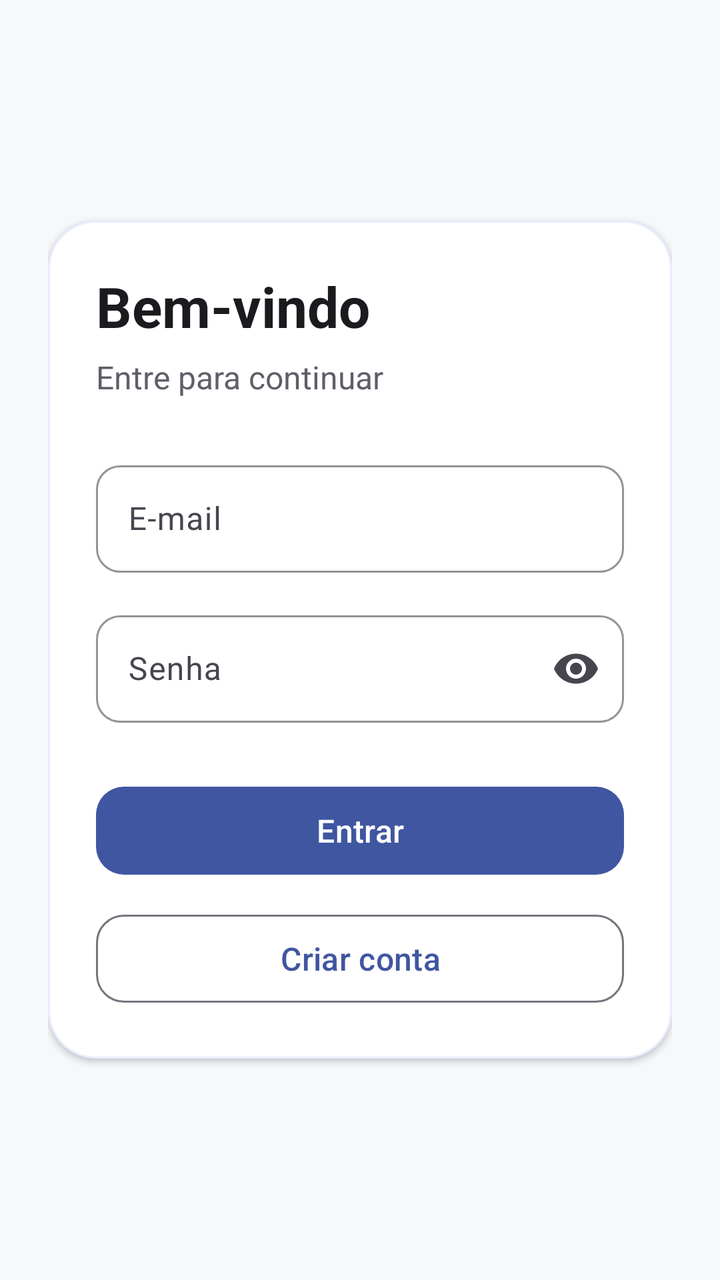
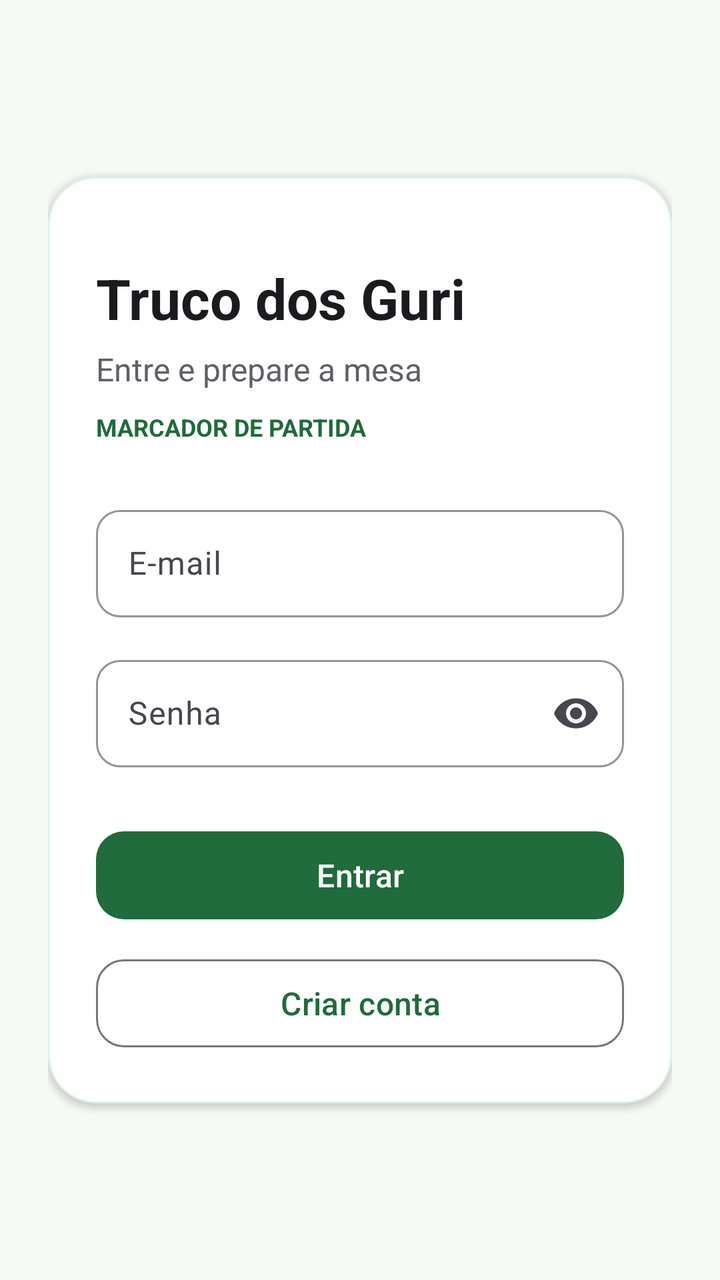

Compare the two renders of this Android layout. The source of the first and the diff that turns it into the second are given below.
<!-- AndroidManifest.xml: application theme Theme.MyApplication -->
<!-- res/layout/activity_main.xml -->
<?xml version="1.0" encoding="utf-8"?>
<ScrollView
    xmlns:android="http://schemas.android.com/apk/res/android"
    xmlns:app="http://schemas.android.com/apk/res-auto"
    android:layout_width="match_parent"
    android:layout_height="match_parent"
    android:background="@color/screen_background"
    android:fillViewport="true">

    <LinearLayout
        android:layout_width="match_parent"
        android:layout_height="match_parent"
        android:gravity="center"
        android:orientation="vertical"
        android:padding="24dp">

        <com.google.android.material.card.MaterialCardView
            android:layout_width="match_parent"
            android:layout_height="wrap_content"
            app:cardBackgroundColor="@color/white"
            app:cardCornerRadius="24dp"
            app:cardElevation="2dp"
            app:strokeColor="@color/primary_container"
            app:strokeWidth="1dp">

            <LinearLayout
                android:layout_width="match_parent"
                android:layout_height="wrap_content"
                android:orientation="vertical"
                android:padding="24dp">

                <TextView
                    android:layout_width="wrap_content"
                    android:layout_height="wrap_content"
                    android:text="Bem-vindo"
                    android:textColor="@color/text_primary"
                    android:textSize="28sp"
                    android:textStyle="bold" />

                <TextView
                    android:layout_width="wrap_content"
                    android:layout_height="wrap_content"
                    android:layout_marginTop="6dp"
                    android:text="Entre para continuar"
                    android:textColor="@color/text_secondary"
                    android:textSize="16sp" />

                <com.google.android.material.textfield.TextInputLayout
                    android:layout_width="match_parent"
                    android:layout_height="wrap_content"
                    android:layout_marginTop="28dp"
                    android:hint="E-mail"
                    app:boxBackgroundColor="@color/field_background"
                    app:boxCornerRadiusBottomEnd="12dp"
                    app:boxCornerRadiusBottomStart="12dp"
                    app:boxCornerRadiusTopEnd="12dp"
                    app:boxCornerRadiusTopStart="12dp"
                    app:boxStrokeColor="@color/primary"
                    app:boxStrokeWidth="1dp"
                    app:boxStrokeWidthFocused="2dp">

                    <com.google.android.material.textfield.TextInputEditText
                        android:id="@+id/email"
                        android:layout_width="match_parent"
                        android:layout_height="wrap_content"
                        android:inputType="textEmailAddress"
                        android:paddingVertical="16dp" />
                </com.google.android.material.textfield.TextInputLayout>

                <com.google.android.material.textfield.TextInputLayout
                    android:layout_width="match_parent"
                    android:layout_height="wrap_content"
                    android:layout_marginTop="16dp"
                    android:hint="Senha"
                    app:boxBackgroundColor="@color/field_background"
                    app:boxCornerRadiusBottomEnd="12dp"
                    app:boxCornerRadiusBottomStart="12dp"
                    app:boxCornerRadiusTopEnd="12dp"
                    app:boxCornerRadiusTopStart="12dp"
                    app:boxStrokeColor="@color/primary"
                    app:boxStrokeWidth="1dp"
                    app:boxStrokeWidthFocused="2dp"
                    app:endIconMode="password_toggle">

                    <com.google.android.material.textfield.TextInputEditText
                        android:id="@+id/password"
                        android:layout_width="match_parent"
                        android:layout_height="wrap_content"
                        android:inputType="textPassword"
                        android:paddingVertical="16dp" />
                </com.google.android.material.textfield.TextInputLayout>

                <com.google.android.material.button.MaterialButton
                    android:id="@+id/btnLogin"
                    android:layout_width="match_parent"
                    android:layout_height="52dp"
                    android:layout_marginTop="28dp"
                    android:text="Entrar"
                    android:textAllCaps="false"
                    android:textSize="16sp"
                    app:cornerRadius="14dp" />

                <com.google.android.material.button.MaterialButton
                    android:id="@+id/btnSignup"
                    style="@style/Widget.Material3.Button.OutlinedButton"
                    android:layout_width="match_parent"
                    android:layout_height="52dp"
                    android:layout_marginTop="12dp"
                    android:text="Criar conta"
                    android:textAllCaps="false"
                    android:textSize="16sp"
                    app:cornerRadius="14dp" />
            </LinearLayout>
        </com.google.android.material.card.MaterialCardView>
    </LinearLayout>
</ScrollView>
<!-- resources referenced by this layout -->
<resources>
  <color name="field_background">#FFFFFFFF</color>
  <color name="primary">#4056A1</color>
  <color name="primary_container">#E8ECFF</color>
  <color name="screen_background">#F7F8FC</color>
  <color name="text_primary">#1B1B1F</color>
  <color name="text_secondary">#5F5F68</color>
  <color name="white">#FFFFFFFF</color>
  <style name="Theme.MyApplication" parent="Base.Theme.MyApplication" />
  <style name="Base.Theme.MyApplication" parent="Theme.Material3.DayNight.NoActionBar">
          <item name="colorPrimary">@color/primary</item>
          <item name="colorOnPrimary">@color/white</item>
          <item name="colorPrimaryContainer">@color/primary_container</item>
          <item name="android:statusBarColor">@color/screen_background</item>
          <item name="android:navigationBarColor">@color/screen_background</item>
          <item name="android:windowLightStatusBar">true</item>
      </style>
</resources>

<!-- the commit's change to res/layout/activity_main.xml (unified diff, before → after) -->
@@ -32,7 +32,8 @@
                 <TextView
                     android:layout_width="wrap_content"
                     android:layout_height="wrap_content"
-                    android:text="Bem-vindo"
+                    android:layout_marginTop="18dp"
+                    android:text="Truco dos Guri"
                     android:textColor="@color/text_primary"
                     android:textSize="28sp"
                     android:textStyle="bold" />
@@ -41,9 +42,18 @@
                     android:layout_width="wrap_content"
                     android:layout_height="wrap_content"
                     android:layout_marginTop="6dp"
-                    android:text="Entre para continuar"
+                    android:text="Entre e prepare a mesa"
                     android:textColor="@color/text_secondary"
                     android:textSize="16sp" />
+
+                <TextView
+                    android:layout_width="wrap_content"
+                    android:layout_height="wrap_content"
+                    android:layout_marginTop="10dp"
+                    android:text="MARCADOR DE PARTIDA"
+                    android:textColor="@color/primary"
+                    android:textSize="12sp"
+                    android:textStyle="bold" />
 
                 <com.google.android.material.textfield.TextInputLayout
                     android:layout_width="match_parent"
<!-- resource entries referenced after the edit -->
@@ -1,9 +1,9 @@
 <!-- resources referenced by this layout -->
 <resources>
   <color name="field_background">#FFFFFFFF</color>
-  <color name="primary">#4056A1</color>
-  <color name="primary_container">#E8ECFF</color>
-  <color name="screen_background">#F7F8FC</color>
+  <color name="primary">#1F6B3B</color>
+  <color name="primary_container">#DDF3E3</color>
+  <color name="screen_background">#F6FAF6</color>
   <color name="text_primary">#1B1B1F</color>
   <color name="text_secondary">#5F5F68</color>
   <color name="white">#FFFFFFFF</color>
